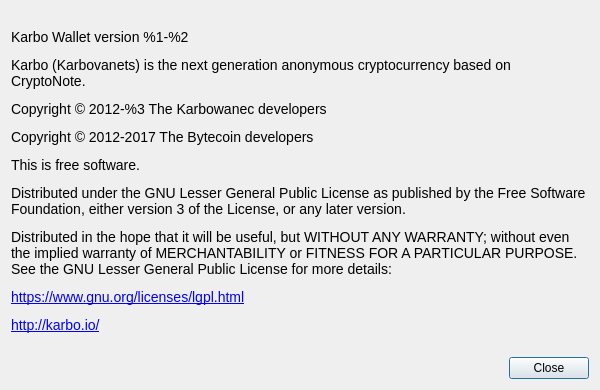
The window that src/Gui/Common/AboutDialog.ui (dandzu7/ekoin-gui) describes before a commit, drawn with Qt 5.
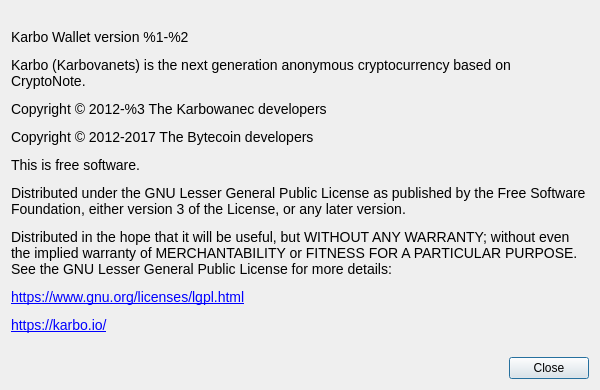
The same window after the commit. Custom widgets are drawn as their Qt base class.

```diff
--- a/src/Gui/Common/AboutDialog.ui
+++ b/src/Gui/Common/AboutDialog.ui
@@ -41,7 +41,7 @@
       </sizepolicy>
      </property>
      <property name="text">
-      <string>&lt;html&gt;&lt;head/&gt;&lt;body&gt;&lt;p&gt;&lt;span style=&quot; font-family:'Open Sans'; font-size:14px;&quot;&gt;Karbo Wallet version %1-%2&lt;/span&gt;&lt;/p&gt;&lt;p&gt;&lt;span style=&quot; font-family:'Open Sans'; font-size:14px;&quot;&gt;Karbo (Karbovanets) is the next generation anonymous cryptocurrency based on CryptoNote.&lt;/span&gt;&lt;/p&gt;&lt;p&gt;&lt;span style=&quot; font-family:'Open Sans'; font-size:14px;&quot;&gt;Copyright © 2012-%3 The Karbowanec developers&lt;/span&gt;&lt;/p&gt;&lt;p&gt;&lt;span style=&quot; font-family:'Open Sans'; font-size:14px;&quot;&gt;Copyright © 2012-2017 The Bytecoin developers&lt;/span&gt;&lt;/p&gt;&lt;p&gt;&lt;span style=&quot; font-family:'Open Sans'; font-size:14px;&quot;&gt;This is free software.&lt;/span&gt;&lt;/p&gt;&lt;p&gt;&lt;span style=&quot; font-family:'Open Sans'; font-size:14px;&quot;&gt;Distributed under the GNU Lesser General Public License as published by the Free Software Foundation, either version 3 of the License, or any later version.&lt;/span&gt;&lt;/p&gt;&lt;p&gt;&lt;span style=&quot; font-family:'Open Sans'; font-size:14px;&quot;&gt;Distributed in the hope that it will be useful, but WITHOUT ANY WARRANTY; without even the implied warranty of MERCHANTABILITY or FITNESS FOR A PARTICULAR PURPOSE. See the GNU Lesser General Public License for more details:&lt;/span&gt;&lt;/p&gt;&lt;p&gt;&lt;a href=&quot;https://www.gnu.org/licenses/lgpl.html&quot;&gt;&lt;span style=&quot; font-family:'Open Sans'; font-size:14px; text-decoration: underline; color:#0000ff;&quot;&gt;https://www.gnu.org/licenses/lgpl.html&lt;/span&gt;&lt;/a&gt;&lt;/p&gt;&lt;p&gt;&lt;a href=&quot;http://karbo.io/&quot;&gt;&lt;span style=&quot; font-family:'Open Sans'; font-size:14px; text-decoration: underline; color:#0000ff;&quot;&gt;http://karbo.io/&lt;/span&gt;&lt;/a&gt;&lt;/p&gt;&lt;/body&gt;&lt;/html&gt;</string>
+      <string>&lt;html&gt;&lt;head/&gt;&lt;body&gt;&lt;p&gt;&lt;span style=&quot; font-family:'Open Sans'; font-size:14px;&quot;&gt;Karbo Wallet version %1-%2&lt;/span&gt;&lt;/p&gt;&lt;p&gt;&lt;span style=&quot; font-family:'Open Sans'; font-size:14px;&quot;&gt;Karbo (Karbovanets) is the next generation anonymous cryptocurrency based on CryptoNote.&lt;/span&gt;&lt;/p&gt;&lt;p&gt;&lt;span style=&quot; font-family:'Open Sans'; font-size:14px;&quot;&gt;Copyright © 2012-%3 The Karbowanec developers&lt;/span&gt;&lt;/p&gt;&lt;p&gt;&lt;span style=&quot; font-family:'Open Sans'; font-size:14px;&quot;&gt;Copyright © 2012-2017 The Bytecoin developers&lt;/span&gt;&lt;/p&gt;&lt;p&gt;&lt;span style=&quot; font-family:'Open Sans'; font-size:14px;&quot;&gt;This is free software.&lt;/span&gt;&lt;/p&gt;&lt;p&gt;&lt;span style=&quot; font-family:'Open Sans'; font-size:14px;&quot;&gt;Distributed under the GNU Lesser General Public License as published by the Free Software Foundation, either version 3 of the License, or any later version.&lt;/span&gt;&lt;/p&gt;&lt;p&gt;&lt;span style=&quot; font-family:'Open Sans'; font-size:14px;&quot;&gt;Distributed in the hope that it will be useful, but WITHOUT ANY WARRANTY; without even the implied warranty of MERCHANTABILITY or FITNESS FOR A PARTICULAR PURPOSE. See the GNU Lesser General Public License for more details:&lt;/span&gt;&lt;/p&gt;&lt;p&gt;&lt;a href=&quot;https://www.gnu.org/licenses/lgpl.html&quot;&gt;&lt;span style=&quot; font-family:'Open Sans'; font-size:14px; text-decoration: underline; color:#0000ff;&quot;&gt;https://www.gnu.org/licenses/lgpl.html&lt;/span&gt;&lt;/a&gt;&lt;/p&gt;&lt;p&gt;&lt;a href=&quot;https://karbo.io/&quot;&gt;&lt;span style=&quot; font-family:'Open Sans'; font-size:14px; text-decoration: underline; color:#0000ff;&quot;&gt;https://karbo.io/&lt;/span&gt;&lt;/a&gt;&lt;/p&gt;&lt;/body&gt;&lt;/html&gt;</string>
      </property>
      <property name="textFormat">
       <enum>Qt::RichText</enum>
```
Left out of the diff: 2 changed lines with no effect on the pictures.
